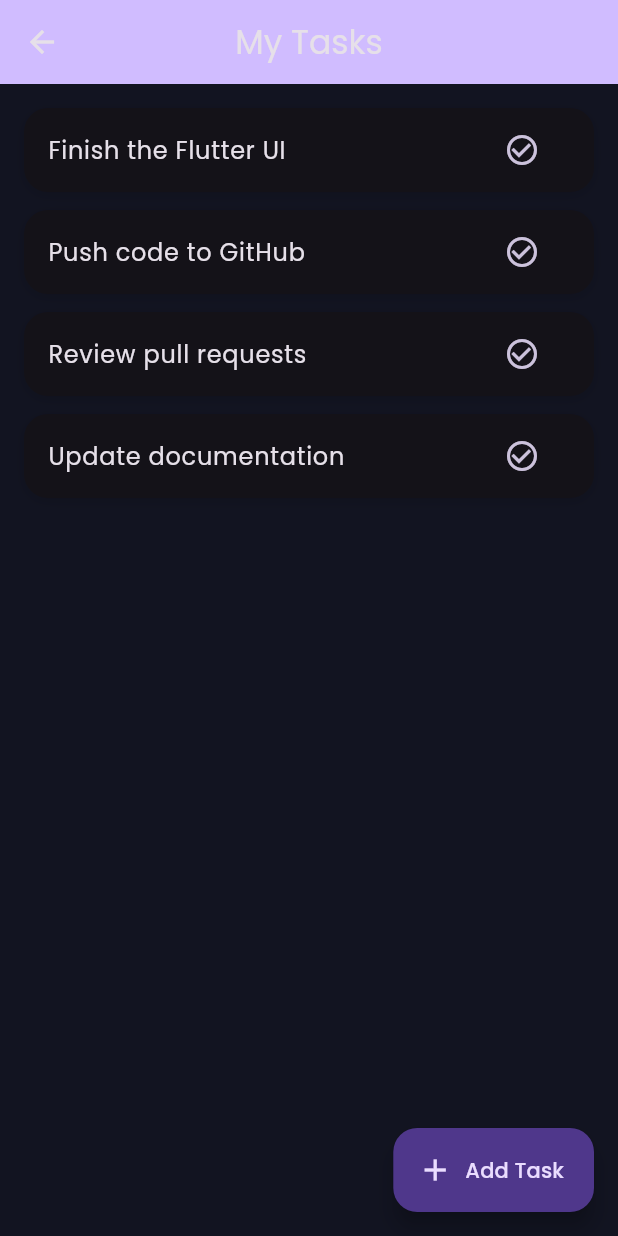
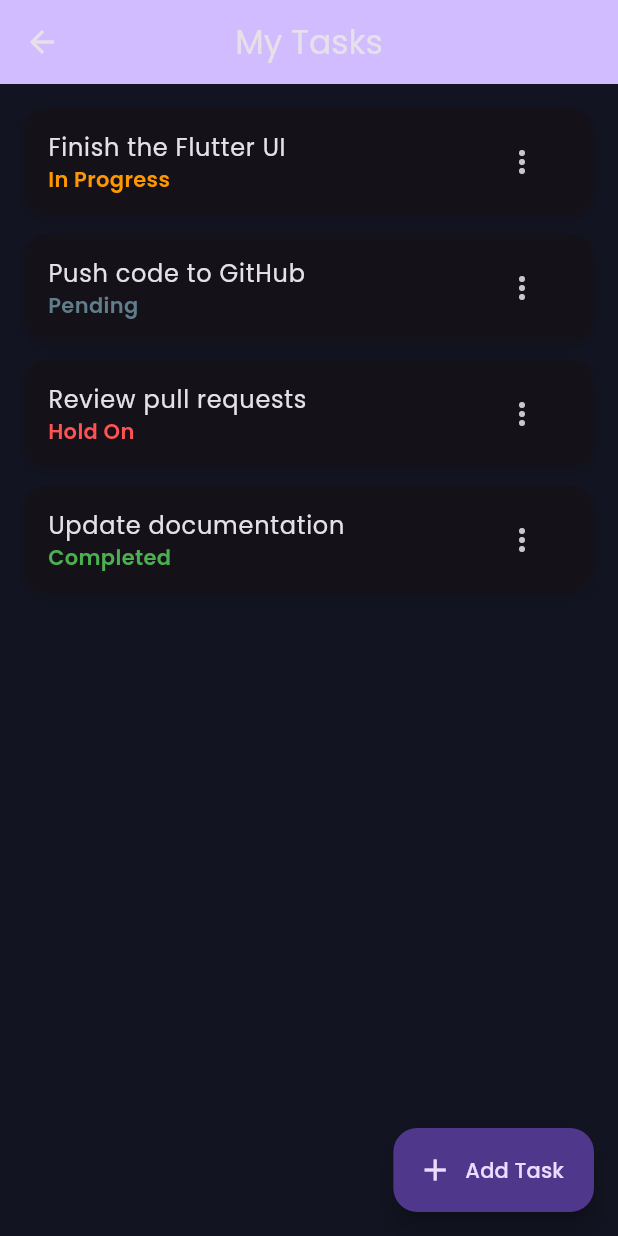
Before and after one commit to kakelay/Dashboard-Admin-Flutter, a Flutter app: the TaskScreen screen opened directly, on a phone screen of 412 x 824 dp. Run offline on Flutter 3.47's test engine with Material 3 defaults, Android fonts, the phone set to English and light mode, and no system bars; our stand-ins replace another_flushbar, cached_network_image, connectivity_plus, fl_chart, flutter_svg, gap and 4 more; missing offline and left inert: dart:html; project files that could hold a hidden picture were left out.

Commit message:
update code

```diff
--- a/lib/app/modules/screens/task_screen/task_screen.dart
+++ b/lib/app/modules/screens/task_screen/task_screen.dart
@@ -1,5 +1,13 @@
-// task_screen.dart
 import 'package:flutter/material.dart';
+
+enum TaskStatus { inProgress, pending, completed, holdOn }
+
+class Task {
+  final String title;
+  TaskStatus status;
+
+  Task(this.title, {this.status = TaskStatus.pending});
+}
 
 class TaskScreen extends StatefulWidget {
   const TaskScreen({super.key});
@@ -9,23 +17,49 @@ class TaskScreen extends StatefulWidget {
 }
 
 class _TaskScreenState extends State<TaskScreen> {
-  final List<String> _tasks = [
-    'Finish the Flutter UI',
-    'Push code to GitHub',
-    'Review pull requests',
-    'Update documentation',
+  final List<Task> _tasks = [
+    Task('Finish the Flutter UI', status: TaskStatus.inProgress),
+    Task('Push code to GitHub', status: TaskStatus.pending),
+    Task('Review pull requests', status: TaskStatus.holdOn),
+    Task('Update documentation', status: TaskStatus.completed),
   ];
 
   void _addTask() {
     setState(() {
-      _tasks.add("New Task #${_tasks.length + 1}");
+      _tasks.add(Task("New Task #${_tasks.length + 1}"));
     });
   }
 
-  void _completeTask(int index) {
+  void _removeTask(int index) {
     setState(() {
       _tasks.removeAt(index);
     });
+  }
+
+  String getStatusLabel(TaskStatus status) {
+    switch (status) {
+      case TaskStatus.inProgress:
+        return "In Progress";
+      case TaskStatus.pending:
+        return "Pending";
+      case TaskStatus.completed:
+        return "Completed";
+      case TaskStatus.holdOn:
+        return "Hold On";
+    }
+  }
+
+  Color getStatusColor(TaskStatus status, BuildContext context) {
+    switch (status) {
+      case TaskStatus.inProgress:
+        return Colors.orange;
+      case TaskStatus.pending:
+        return Colors.blueGrey;
+      case TaskStatus.completed:
+        return Colors.green;
+      case TaskStatus.holdOn:
+        return Colors.redAccent;
+    }
   }
 
   @override
@@ -50,13 +84,14 @@ class _TaskScreenState extends State<TaskScreen> {
                 itemCount: _tasks.length,
                 separatorBuilder: (_, __) => const SizedBox(height: 12),
                 itemBuilder: (context, index) {
+                  final task = _tasks[index];
                   return AnimatedContainer(
                     duration: const Duration(milliseconds: 300),
                     curve: Curves.easeInOut,
                     decoration: BoxDecoration(
                       color: theme.cardColor,
                       borderRadius: BorderRadius.circular(16),
-                      boxShadow: [
+                      boxShadow: const [
                         BoxShadow(
                           color: Colors.black12,
                           blurRadius: 6,
@@ -65,11 +100,30 @@ class _TaskScreenState extends State<TaskScreen> {
                       ],
                     ),
                     child: ListTile(
-                      title: Text(_tasks[index]),
-                      trailing: IconButton(
-                        icon: const Icon(Icons.check_circle_outline),
-                        onPressed: () => _completeTask(index),
-                        color: theme.colorScheme.secondary,
+                      title: Text(task.title),
+                      subtitle: Text(
+                        getStatusLabel(task.status),
+                        style: TextStyle(
+                          color: getStatusColor(task.status, context),
+                          fontWeight: FontWeight.w600,
+                        ),
+                      ),
+                      trailing: PopupMenuButton<TaskStatus>(
+                        initialValue: task.status,
+                        icon: const Icon(Icons.more_vert),
+                        onSelected: (status) {
+                          setState(() {
+                            task.status = status;
+                          });
+                        },
+                        itemBuilder: (context) => TaskStatus.values
+                            .map(
+                              (status) => PopupMenuItem(
+                                value: status,
+                                child: Text(getStatusLabel(status)),
+                              ),
+                            )
+                            .toList(),
                       ),
                     ),
                   );
```
